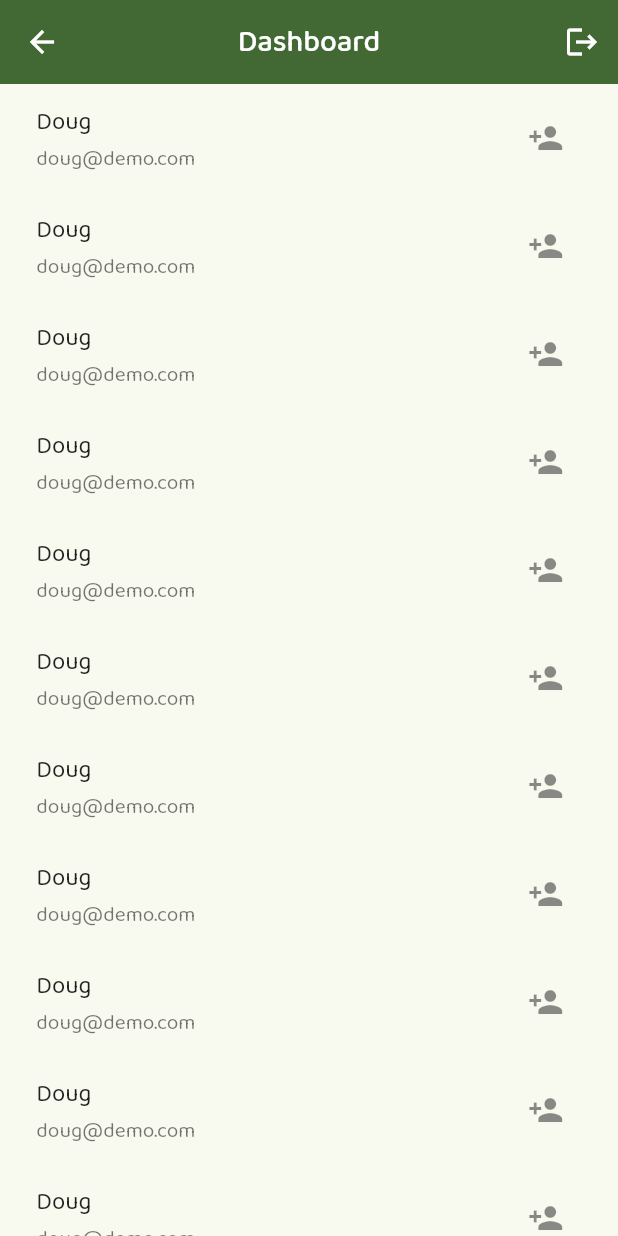
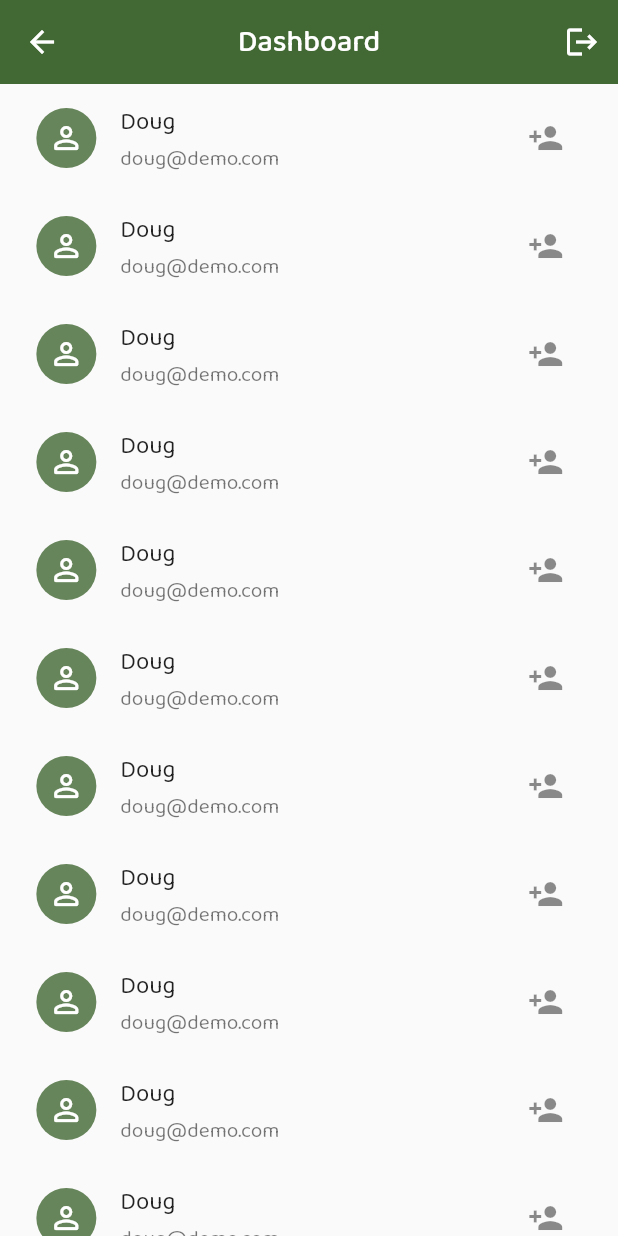
Before and after one commit to StarDxxx/smartsaver, a Flutter app: the Dashboard screen opened by its route, on a phone screen of 412 x 824 dp. Run offline on Flutter 3.47's test engine with Material 2 defaults, Android fonts, the phone set to English and light mode, and no system bars; our stand-ins replace flutter_svg, google_fonts.

Commit message:
minor ui fixes

```diff
--- a/client/lib/src/components/users_list_item.dart
+++ b/client/lib/src/components/users_list_item.dart
@@ -8,6 +8,17 @@ class UsersListItem extends StatelessWidget {
   @override
   Widget build(BuildContext context) {
     return ListTile(
+      leading: Container(
+        decoration: BoxDecoration(
+          shape: BoxShape.circle,
+          color: Theme.of(context).primaryColor.withOpacity(0.8),
+        ),
+        padding: const EdgeInsets.all(8),
+        child: Icon(
+          Icons.person_outline_rounded,
+          color: Theme.of(context).colorScheme.onPrimary,
+        ),
+      ),
       title: const Text('Doug'),
       subtitle: const Text('doug@demo.com'),
       trailing: IconButton(
--- a/client/lib/src/utils/theme.dart
+++ b/client/lib/src/utils/theme.dart
@@ -7,11 +7,11 @@ final ThemeData theme = ThemeData(
   elevatedButtonTheme: ElevatedButtonThemeData(
     style: ElevatedButton.styleFrom(
       shape: RoundedRectangleBorder(
-        borderRadius: BorderRadius.circular(4),
+        borderRadius: BorderRadius.circular(24),
       ),
     ),
   ),
-  // scaffoldBackgroundColor: Colors.grey.shade50,
+  scaffoldBackgroundColor: Colors.grey.shade50,
   textTheme: GoogleFonts.baloo2TextTheme(),
   visualDensity: VisualDensity.adaptivePlatformDensity,
 );
--- a/client/lib/src/views/dashboard.dart
+++ b/client/lib/src/views/dashboard.dart
@@ -19,24 +19,28 @@ class Dashboard extends StatelessWidget {
               centerTitle: true,
               actions: [
                 IconButton(
+                  tooltip: 'Logout',
                   onPressed: () {
                     // TODO logout user
                     Navigator.of(context).pushNamedAndRemoveUntil(
-                    "/",
+                      "/login",
                       (route) => false,
                     );
                   },
                   icon: const Icon(
                     Icons.logout,
+                    semanticLabel: 'Logout',
                   ),
                 ),
               ],
             ),
             SliverPadding(
               padding: EdgeInsets.symmetric(
-                horizontal: maxWidth >= 769 ? maxWidth * 0.2 : maxWidth * 0.02),
+                horizontal: maxWidth >= 769 ? maxWidth * 0.2 : maxWidth * 0.02,
+              ),
               sliver: SliverList(
-              delegate: SliverChildListDelegate([
+                delegate: SliverChildListDelegate(
+                  [
                     const UsersListItem(),
                     const UsersListItem(),
                     const UsersListItem(),
@@ -54,11 +58,13 @@ class Dashboard extends StatelessWidget {
                     const UsersListItem(),
                     const UsersListItem(),
                     const UsersListItem(),
-              ]),
+                  ],
+                ),
               ),
             ),
           ],
         ),
-    ));
+      ),
+    );
   }
 }
```
Also changed, not shown: client/lib/src/views/login.dart (+26 -28 lines). Lines whose indentation alone changed are shown as unchanged.
